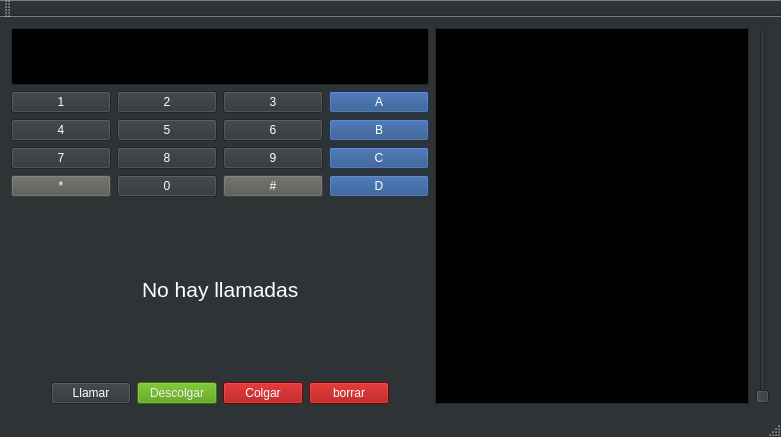
Old version of the form proyecto/media-player/mainwindow.ui in the repository Frozen25/Curso-DSP.
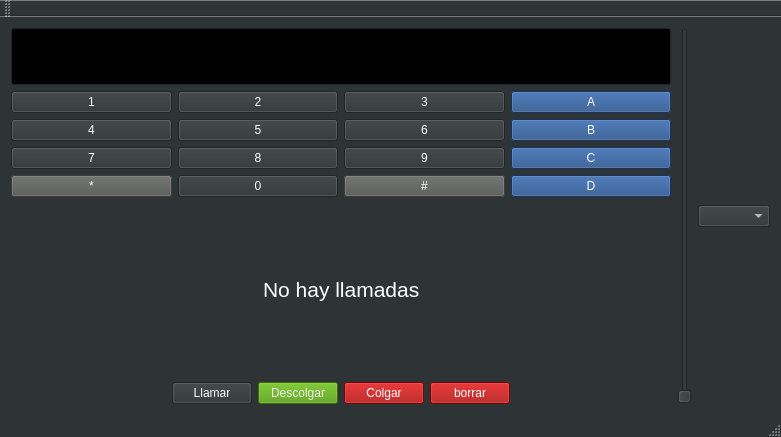
New version of the form.

```diff
--- a/proyecto/media-player/mainwindow.ui
+++ b/proyecto/media-player/mainwindow.ui
@@ -4410,9 +4410,6 @@
         </item>
        </layout>
       </item>
-      <item>
-       <widget class="QListView" name="numberList"/>
-      </item>
       <item>
        <widget class="QSlider" name="verticalSlider">
         <property name="layoutDirection">
@@ -4438,6 +4435,9 @@
         </property>
        </widget>
       </item>
+      <item>
+       <widget class="QComboBox" name="comboBox"/>
+      </item>
      </layout>
     </item>
    </layout>
```
